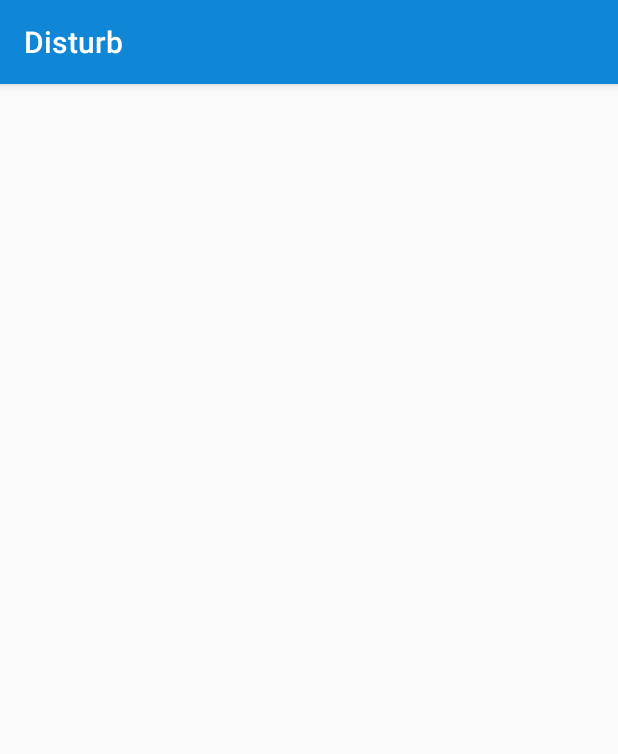
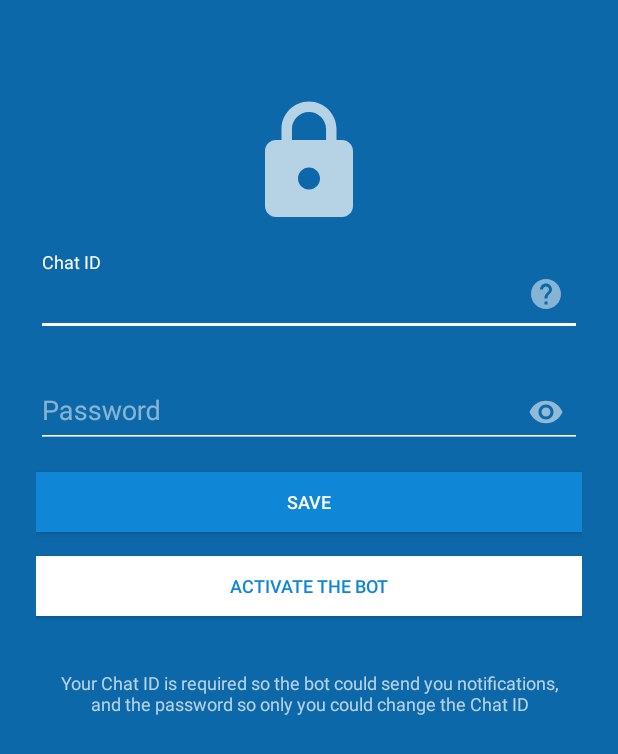
Before and after one commit to alxrm/Disturb, an Android app: the screen it shows after launch (MainActivity), on a phone screen of 412 x 824 dp. Shown: the top 754 px of the screen. Run offline under Robolectric (Android 15) with nearby library versions, the phone set to English and light mode, and no system bars; our stand-ins replace ButterKnife, Dagger/Hilt's generated code; libraries missing offline, so code that uses them is left out: com.pengrad.telegrambot.

Commit message:
Added login screen form

```diff
--- a/app/build.gradle
+++ b/app/build.gradle
@@ -38,6 +38,8 @@ dependencies {
   compile square.dagger
   compile square.butterknife
 
-  compile 'com.android.support:appcompat-v7:25.3.1'
+  compile supportDeps.design
+  compile supportDeps.appCompat
+
   compile 'com.github.pengrad:java-telegram-bot-api:2.3.1.1'
 }
--- a/app/src/main/java/rm/com/disturb/DisturbModule.java
+++ b/app/src/main/java/rm/com/disturb/DisturbModule.java
@@ -13,6 +13,7 @@ import javax.inject.Singleton;
 import rm.com.disturb.contact.ContactBook;
 import rm.com.disturb.contact.LocalContactBook;
 import rm.com.disturb.storage.ChatId;
+import rm.com.disturb.storage.Password;
 import rm.com.disturb.storage.StringPreference;
 import rm.com.disturb.telegram.Notifier;
 import rm.com.disturb.telegram.TelegramNotifier;
@@ -58,6 +59,15 @@ final class DisturbModule {
     return pref.get();
   }
 
+  @Provides @Singleton @Password
+  static StringPreference providePasswordPreference(@NonNull SharedPreferences preferences) {
+    return new StringPreference(preferences, "password");
+  }
+
+  @Provides @Password static String providePassword(@ChatId StringPreference pref) {
+    return pref.get();
+  }
+
   @Provides @Singleton ContactBook provideAsyncContactBook(@NonNull ExecutorService executor) {
     return new LocalContactBook(executor, application.getApplicationContext());
   }
--- /dev/null
+++ b/app/src/main/java/rm/com/disturb/storage/Password.java
@@ -0,0 +1,15 @@
+package rm.com.disturb.storage;
+
+import java.lang.annotation.Retention;
+import javax.inject.Qualifier;
+
+import static java.lang.annotation.RetentionPolicy.RUNTIME;
+
+/**
+ * Created by alex
+ */
+
+@Qualifier //
+@Retention(RUNTIME) //
+public @interface Password {
+}
--- a/app/src/main/java/rm/com/disturb/ui/LoginFragment.java
+++ b/app/src/main/java/rm/com/disturb/ui/LoginFragment.java
@@ -2,6 +2,8 @@ package rm.com.disturb.ui;
 
 import android.os.Bundle;
 import android.support.annotation.Nullable;
+import android.support.v7.app.ActionBar;
+import android.support.v7.app.AppCompatActivity;
 import android.view.LayoutInflater;
 import android.view.View;
 import android.view.ViewGroup;
@@ -13,6 +15,10 @@ import rm.com.disturb.R;
 
 public final class LoginFragment extends BaseFragment {
 
+  public static LoginFragment newInstance() {
+    return new LoginFragment();
+  }
+
   @Nullable @Override
   public View onCreateView(LayoutInflater inflater, @Nullable ViewGroup container,
       Bundle savedInstanceState) {
@@ -22,5 +28,11 @@ public final class LoginFragment extends BaseFragment {
   @Override public void onViewCreated(View view, @Nullable Bundle savedInstanceState) {
     super.onViewCreated(view, savedInstanceState);
     injector().inject(this);
+
+    final ActionBar actionBar = ((AppCompatActivity) getActivity()).getSupportActionBar();
+
+    if (actionBar != null) {
+      actionBar.hide();
+    }
   }
 }
--- a/app/src/main/java/rm/com/disturb/ui/MainActivity.java
+++ b/app/src/main/java/rm/com/disturb/ui/MainActivity.java
@@ -6,38 +6,36 @@ import android.os.Bundle;
 import android.support.annotation.NonNull;
 import android.support.annotation.Nullable;
 import android.support.v7.app.AppCompatActivity;
-import butterknife.Unbinder;
 import javax.inject.Inject;
 import javax.inject.Provider;
 import rm.com.disturb.DisturbApplication;
 import rm.com.disturb.R;
 import rm.com.disturb.storage.ChatId;
+import rm.com.disturb.storage.Password;
 
 public final class MainActivity extends AppCompatActivity implements Navigator {
   static String KEY_FRAGMENT_SAVE = "KEY_FRAGMENT_SAVE";
 
   @Inject @ChatId Provider<String> chatId;
+  @Inject @Password Provider<String> password;
 
   protected Fragment currentFragment;
-  protected Unbinder unbinder;
 
   @Override protected void onCreate(@Nullable Bundle savedInstanceState) {
     super.onCreate(savedInstanceState);
+    setContentView(R.layout.activity_main);
+
     ((DisturbApplication) getApplication()).injector().inject(this);
 
+    currentFragment = getInitialFragment(savedInstanceState,
+        areFieldsEmpty() ? LoginFragment.newInstance() : NotifyFragment.newInstance());
+
+    to(currentFragment);
   }
 
   @Override protected void onSaveInstanceState(Bundle outState) {
     super.onSaveInstanceState(outState);
     getFragmentManager().putFragment(outState, KEY_FRAGMENT_SAVE, currentFragment);
-  }
-
-  @Override protected void onDestroy() {
-    super.onDestroy();
-
-    if (unbinder != null) {
-      unbinder.unbind();
-    }
   }
 
   @Override public void to(@NonNull Fragment dest) {
@@ -66,4 +64,8 @@ public final class MainActivity extends AppCompatActivity implements Navigator {
     return (state == null) ? defaultFragment
         : getFragmentManager().getFragment(state, KEY_FRAGMENT_SAVE);
   }
+
+  private boolean areFieldsEmpty() {
+    return chatId.get().isEmpty() || password.get().isEmpty();
+  }
 }
--- a/app/src/main/java/rm/com/disturb/ui/NotifyFragment.java
+++ b/app/src/main/java/rm/com/disturb/ui/NotifyFragment.java
@@ -39,6 +39,10 @@ public final class NotifyFragment extends BaseFragment {
 
   @Inject @ChatId StringPreference chatIdPreference;
   @Inject Notifier notifier;
+
+  public static NotifyFragment newInstance() {
+    return new NotifyFragment();
+  }
 
   @Nullable @Override
   public View onCreateView(LayoutInflater inflater, @Nullable ViewGroup container,
--- /dev/null
+++ b/app/src/main/res/drawable/ic_help.xml
@@ -0,0 +1,9 @@
+<vector xmlns:android="http://schemas.android.com/apk/res/android"
+        android:width="24dp"
+        android:height="24dp"
+        android:viewportWidth="24.0"
+        android:viewportHeight="24.0">
+    <path
+        android:fillColor="#80FFFFFF"
+        android:pathData="M12,2C6.48,2 2,6.48 2,12s4.48,10 10,10 10,-4.48 10,-10S17.52,2 12,2zM13,19h-2v-2h2v2zM15.07,11.25l-0.9,0.92C13.45,12.9 13,13.5 13,15h-2v-0.5c0,-1.1 0.45,-2.1 1.17,-2.83l1.24,-1.26c0.37,-0.36 0.59,-0.86 0.59,-1.41 0,-1.1 -0.9,-2 -2,-2s-2,0.9 -2,2L8,9c0,-2.21 1.79,-4 4,-4s4,1.79 4,4c0,0.88 -0.36,1.68 -0.93,2.25z"/>
+</vector>
--- /dev/null
+++ b/app/src/main/res/drawable/ic_lock.xml
@@ -0,0 +1,9 @@
+<vector xmlns:android="http://schemas.android.com/apk/res/android"
+        android:width="88dp"
+        android:height="88dp"
+        android:viewportWidth="24.0"
+        android:viewportHeight="24.0">
+    <path
+        android:fillColor="#B3FFFFFF"
+        android:pathData="M18,8h-1L17,6c0,-2.76 -2.24,-5 -5,-5S7,3.24 7,6v2L6,8c-1.1,0 -2,0.9 -2,2v10c0,1.1 0.9,2 2,2h12c1.1,0 2,-0.9 2,-2L20,10c0,-1.1 -0.9,-2 -2,-2zM12,17c-1.1,0 -2,-0.9 -2,-2s0.9,-2 2,-2 2,0.9 2,2 -0.9,2 -2,2zM15.1,8L8.9,8L8.9,6c0,-1.71 1.39,-3.1 3.1,-3.1 1.71,0 3.1,1.39 3.1,3.1v2z"/>
+</vector>
--- a/app/src/main/res/layout/fragment_login.xml
+++ b/app/src/main/res/layout/fragment_login.xml
@@ -1,7 +1,119 @@
 <?xml version="1.0" encoding="utf-8"?>
-<LinearLayout xmlns:android="http://schemas.android.com/apk/res/android"
-    android:orientation="vertical"
+<ScrollView xmlns:android="http://schemas.android.com/apk/res/android"
+    xmlns:app="http://schemas.android.com/apk/res-auto"
     android:layout_width="match_parent"
-    android:layout_height="match_parent">
+    android:layout_height="match_parent"
+    android:background="@color/color_primary_dark"
+    >
 
-</LinearLayout>
+  <LinearLayout
+      android:layout_width="match_parent"
+      android:layout_height="wrap_content"
+      android:gravity="center_horizontal"
+      android:orientation="vertical"
+      android:paddingLeft="24dp"
+      android:paddingRight="24dp"
+      android:paddingTop="64dp"
+      android:paddingBottom="64dp"
+      >
+
+    <ImageView
+        android:layout_width="wrap_content"
+        android:layout_height="wrap_content"
+        android:scaleType="centerInside"
+        app:srcCompat="@drawable/ic_lock"
+        />
+
+    <RelativeLayout
+        android:layout_width="match_parent"
+        android:layout_height="wrap_content"
+        android:layout_marginTop="16dp"
+        >
+
+      <android.support.design.widget.TextInputLayout
+          android:layout_width="match_parent"
+          android:layout_height="wrap_content"
+          android:theme="@style/AppTheme.Dark"
+          >
+
+        <android.support.design.widget.TextInputEditText
+            android:layout_width="match_parent"
+            android:layout_height="wrap_content"
+            android:hint="Chat ID"
+            android:inputType="text"
+            android:lines="1"
+            android:maxLength="6"
+            />
+
+      </android.support.design.widget.TextInputLayout>
+
+      <ImageView
+          android:layout_width="wrap_content"
+          android:layout_height="wrap_content"
+          android:layout_alignParentEnd="true"
+          android:layout_alignParentRight="true"
+          android:layout_centerVertical="true"
+          android:background="?attr/selectableItemBackgroundBorderless"
+          android:clickable="true"
+          android:padding="12dp"
+          android:theme="@style/AppTheme.Dark"
+          app:srcCompat="@drawable/ic_help"
+          />
+
+    </RelativeLayout>
+
+
+    <android.support.design.widget.TextInputLayout
+        android:layout_width="match_parent"
+        android:layout_height="wrap_content"
+        android:layout_marginTop="16dp"
+        android:theme="@style/AppTheme.Dark"
+        app:passwordToggleEnabled="true"
+        >
+
+      <android.support.design.widget.TextInputEditText
+          android:layout_width="match_parent"
+          android:layout_height="wrap_content"
+          android:hint="Password"
+          android:inputType="numberPassword"
+          android:lines="1"
+          />
+
+    </android.support.design.widget.TextInputLayout>
+
+    <Button
+        android:layout_width="match_parent"
+        android:layout_height="40dp"
+        android:layout_marginTop="16dp"
+        android:background="@color/color_primary"
+        android:text="Save"
+        android:textSize="12sp"
+        android:theme="@style/AppTheme.Dark"
+        />
+
+    <Button
+        android:layout_width="match_parent"
+        android:layout_height="40dp"
+        android:layout_marginTop="16dp"
+        android:background="@android:color/white"
+        android:text="Activate the bot"
+        android:textColor="@color/color_primary"
+        android:textSize="12sp"
+        android:theme="@style/AppTheme.Dark"
+        />
+
+
+    <TextView
+        android:layout_width="wrap_content"
+        android:layout_height="wrap_content"
+        android:layout_marginTop="24dp"
+        android:gravity="center"
+        android:padding="12dp"
+        android:text="Your Chat ID is required so the bot could send you notifications, and the password so only you could change the Chat ID"
+        android:textSize="12sp"
+        android:theme="@style/AppTheme.Dark"
+        />
+
+  </LinearLayout>
+
+</ScrollView>
--- a/app/src/main/res/values/styles.xml
+++ b/app/src/main/res/values/styles.xml
@@ -8,4 +8,11 @@
     <item name="colorAccent">@color/color_accent</item>
   </style>
 
+  <style name="AppTheme.Dark" parent="ThemeOverlay.AppCompat.Dark">
+
+    <item name="colorAccent">@android:color/white</item>
+    <item name="colorControlNormal">@android:color/white</item>
+    <item name="colorControlActivated">@android:color/white</item>
+  </style>
+
 </resources>
--- a/constants.gradle
+++ b/constants.gradle
@@ -17,7 +17,7 @@ ext {
               playServices: "9.8.0",
               retrofit    : "2.1.0",
               stetho      : "1.4.1",
-              support     : "25.1.0",
+              support     : "25.3.1",
               vksdk       : "1.6.7",
               timber      : "4.3.1",
               realm       : "2.2.1",
```
